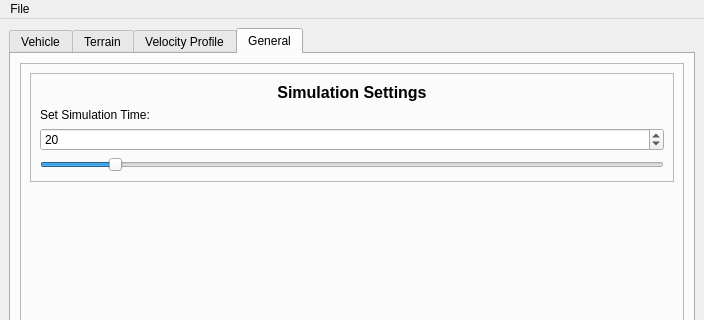
Qt form gui/my_gui.ui (bdemin/simGUI) before a commit; both pictures show x 0 to 704 and y 0 to 320 of the 704 by 778 pixel window.
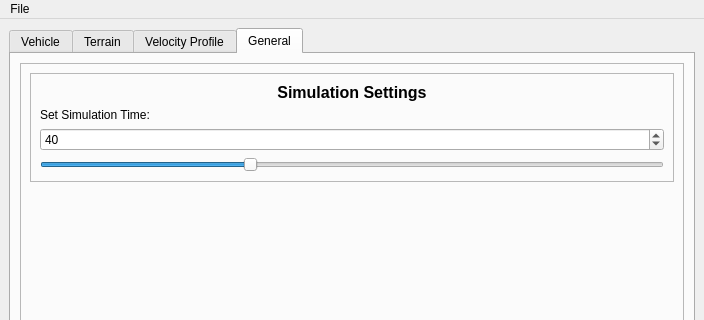
The same form after that commit. The open tabs and pages were chosen to show the change. Icons and pictures are not drawn.

Commit message: Updated default simulation time in gui

Patch:
```diff
--- a/gui/my_gui.ui
+++ b/gui/my_gui.ui
@@ -665,7 +665,7 @@
                  <number>1</number>
                 </property>
                 <property name="value">
-                 <number>20</number>
+                 <number>40</number>
                 </property>
                </widget>
               </item>
@@ -684,7 +684,7 @@
                  <number>100</number>
                 </property>
                 <property name="value">
-                 <number>20</number>
+                 <number>40</number>
                 </property>
                 <property name="orientation">
                  <enum>Qt::Horizontal</enum>
```
Left out of the diff: 2 changed lines with no effect on the pictures.
